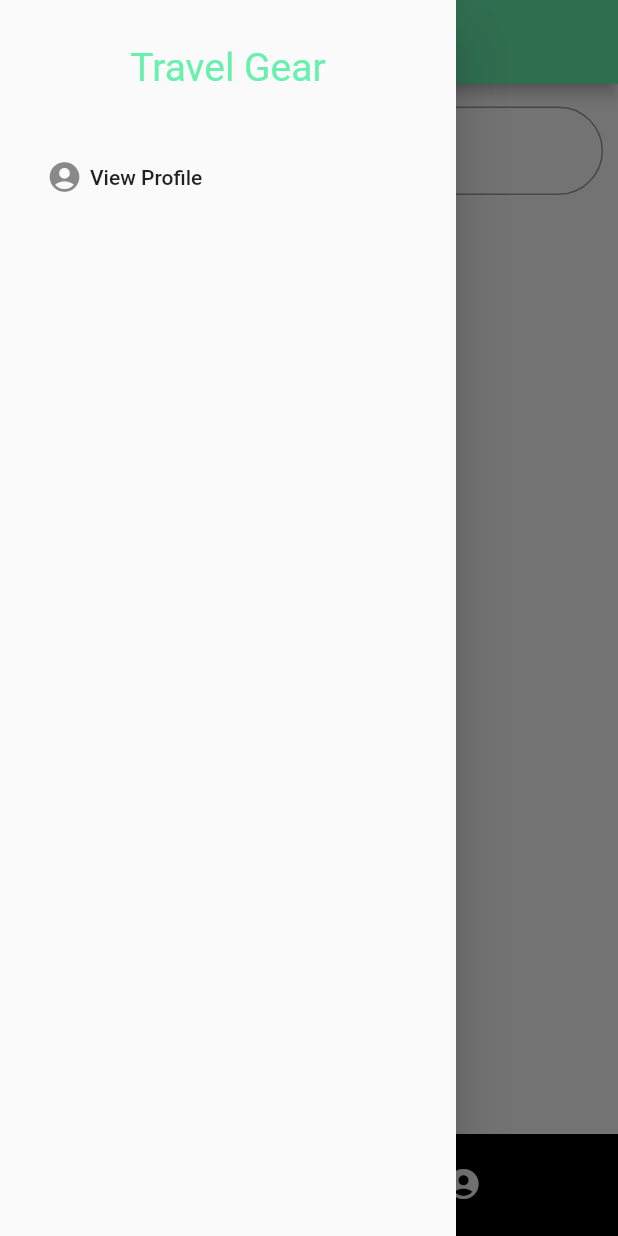
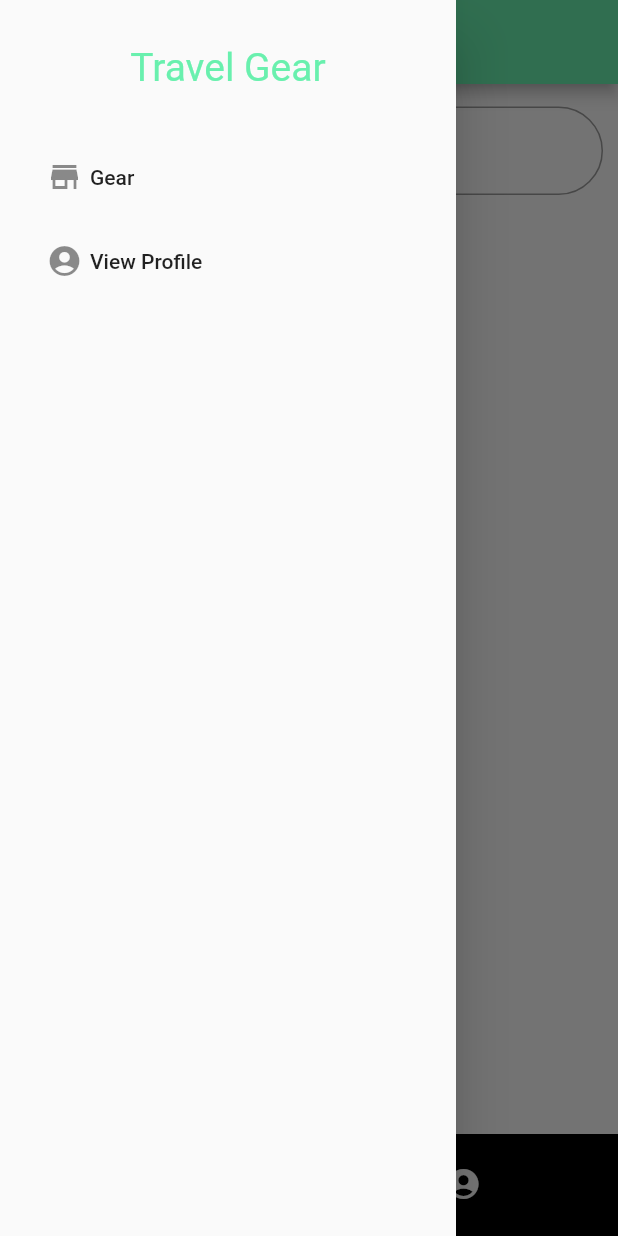
Before and after one commit to jessebelcourt/travel-gear-mobile, a Flutter app: the screen it shows after launch, with the side drawer open, on a phone screen of 412 x 824 dp. Run offline on Flutter 3.47's test engine with Material 2 defaults, Android fonts, the phone set to English and light mode, and no system bars; our stand-ins replace dio, equatable, flutter_redux, flutter_secure_storage, redux; network calls fail.

Commit message:
Can now navigate to the gear page from the drawer.

```diff
--- a/lib/models/view_models.dart/drawer_view_model.dart
+++ b/lib/models/view_models.dart/drawer_view_model.dart
@@ -5,16 +5,19 @@ import 'package:travel_gear_mobile/redux/app_state.dart';
 
 class DrawerViewUIModel {
   final Function navigateToUserProfile;
+  final Function navigateToGearView;
   final UserModel user;
 
   DrawerViewUIModel({
     this.navigateToUserProfile,
+    this.navigateToGearView,
     this.user,
   });
 
   static DrawerViewUIModel fromStore(Store<AppState> store) {
     return DrawerViewUIModel(
       navigateToUserProfile: () => store.dispatch(NavigateToUserProfileViewFromDrawer()),
+      navigateToGearView: () => store.dispatch(NavigateToGearView()),
       user: store.state.userState.user,
     );
   }
--- a/lib/redux/middleware/navigation_middleware.dart
+++ b/lib/redux/middleware/navigation_middleware.dart
@@ -16,6 +16,10 @@ class NavigationMiddleware extends MiddlewareClass<AppState> {
       Keys.navKey.currentState.pushNamedAndRemoveUntil('/userprofile', ModalRoute.withName('/gear'));
     }
 
+    if (action is NavigateToGearView) {
+      Keys.navKey.currentState.pushNamedAndRemoveUntil('/gear', ModalRoute.withName('/gear'));
+    }
+
     // if (action is NavigateToAboutView) {
     //   switch (action.option) {
     //     case 'removeUntil':
--- a/lib/ui/views/custom_drawer.dart
+++ b/lib/ui/views/custom_drawer.dart
@@ -11,6 +11,19 @@ class CustomAppDrawer extends StatefulWidget {
 }
 
 class _CustomAppDrawerState extends State<CustomAppDrawer> {
+
+  @override
+  Widget build(BuildContext context) {
+    return StoreConnector<AppState, dynamic>(
+      converter: (store) => DrawerViewUIModel.fromStore(store),
+      builder: (_, store) {
+        return Drawer(
+          child: _buildDrawerContent(store),
+        );
+      },
+    );
+  }
+
   ListView _buildDrawerContent(DrawerViewUIModel viewModel) {
     return ListView(
       children: <Widget>[
@@ -27,7 +40,14 @@ class _CustomAppDrawerState extends State<CustomAppDrawer> {
             ),
           ),
         ),
-        Container(
+        _buildGearNavigationButton(viewModel),
+        _buildProfileNavigationButton(viewModel),
+      ],
+    );
+  }
+
+  Container _buildProfileNavigationButton(DrawerViewUIModel viewModel) {
+    return Container(
       padding: EdgeInsets.only(
         left: 15,
       ),
@@ -45,31 +65,28 @@ class _CustomAppDrawerState extends State<CustomAppDrawer> {
           ],
         ),
       ),
-          //   child: Row(
-          //     children: <Widget>[
-          //       Container(
-          //         padding: EdgeInsets.only(
-          //           right: 5,
-          //         ),
-          //         child: Icon(Icons.account_circle),
-          //       ),
-          //       Text('View Profile'),
-          //     ],
-          //   ),
-        ),
-      ],
     );
   }
 
-  @override
-  Widget build(BuildContext context) {
-    return StoreConnector<AppState, dynamic>(
-      converter: (store) => DrawerViewUIModel.fromStore(store),
-      builder: (_, store) {
-        return Drawer(
-          child: _buildDrawerContent(store),
-        );
-      },
+  Container _buildGearNavigationButton(DrawerViewUIModel viewModel) {
+    return Container(
+      padding: EdgeInsets.only(
+        left: 15,
+      ),
+      child: ListTile(
+        onTap: () => viewModel.navigateToGearView(),
+        title: Row(
+          children: <Widget>[
+            Container(
+              padding: EdgeInsets.only(
+                right: 5,
+              ),
+              child: Icon(Icons.store),
+            ),
+            Text('Gear'),
+          ],
+        ),
+      ),
     );
   }
 }
--- a/lib/ui/views/gear_view.dart
+++ b/lib/ui/views/gear_view.dart
@@ -1,4 +1,5 @@
 import 'package:flutter/material.dart';
+import 'package:travel_gear_mobile/ui/components/custom_app_bar.dart';
 import 'package:travel_gear_mobile/ui/views/custom_drawer.dart';
 
 class GearView extends StatefulWidget {
@@ -9,13 +10,14 @@ class GearView extends StatefulWidget {
 }
 
 class _GearViewState extends State<GearView> {
-  bool _showAddGearButton = true;
+  GlobalKey<ScaffoldState> _scaffoldKey = GlobalKey<ScaffoldState>();
 
   @override
   Widget build(BuildContext context) {
     return DefaultTabController(
       length: 2,
       child: Scaffold(
+        key: _scaffoldKey,
         drawer: CustomAppDrawer(),
         bottomNavigationBar: Container(
           color: Colors.black,
@@ -24,7 +26,7 @@ class _GearViewState extends State<GearView> {
           ),
           child: _buildBottomTabBar(),
         ),
-        appBar: _buildAppBar(),
+        appBar: CustomAppBar(scaffoldKey: _scaffoldKey),
         body: Container(
           child: TabBarView(
             children: <Widget>[
@@ -107,19 +109,6 @@ class _GearViewState extends State<GearView> {
     );
   }
 
-  AppBar _buildAppBar() {
-    return AppBar(
-      title: Container(
-        child: Row(
-          mainAxisAlignment: MainAxisAlignment.center,
-          children: <Widget>[
-            Text('Gear'),
-          ],
-        ),
-      ),
-    );
-  }
-
   TabBar _buildBottomTabBar() {
     return TabBar(
       tabs: <Widget>[
--- a/lib/ui/views/user_profile.dart
+++ b/lib/ui/views/user_profile.dart
@@ -18,8 +18,8 @@ class _UserProfileViewState extends State<UserProfileView> {
       key: _scaffoldKey,
       appBar: CustomAppBar(scaffoldKey: _scaffoldKey),
       drawer: CustomAppDrawer(),
-      body: Center(
-        child: Text('user profile'),
+      body: Container(
+        child: Card(),
       ),
     );
   }
```
Lines whose indentation alone changed are shown as unchanged.
